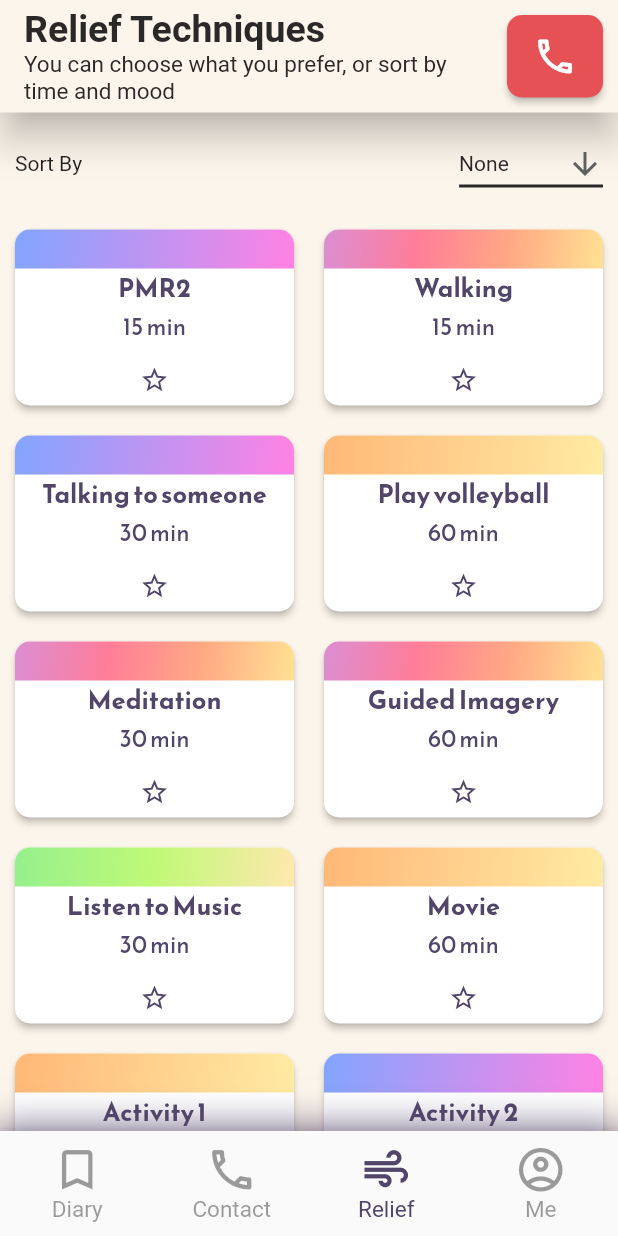
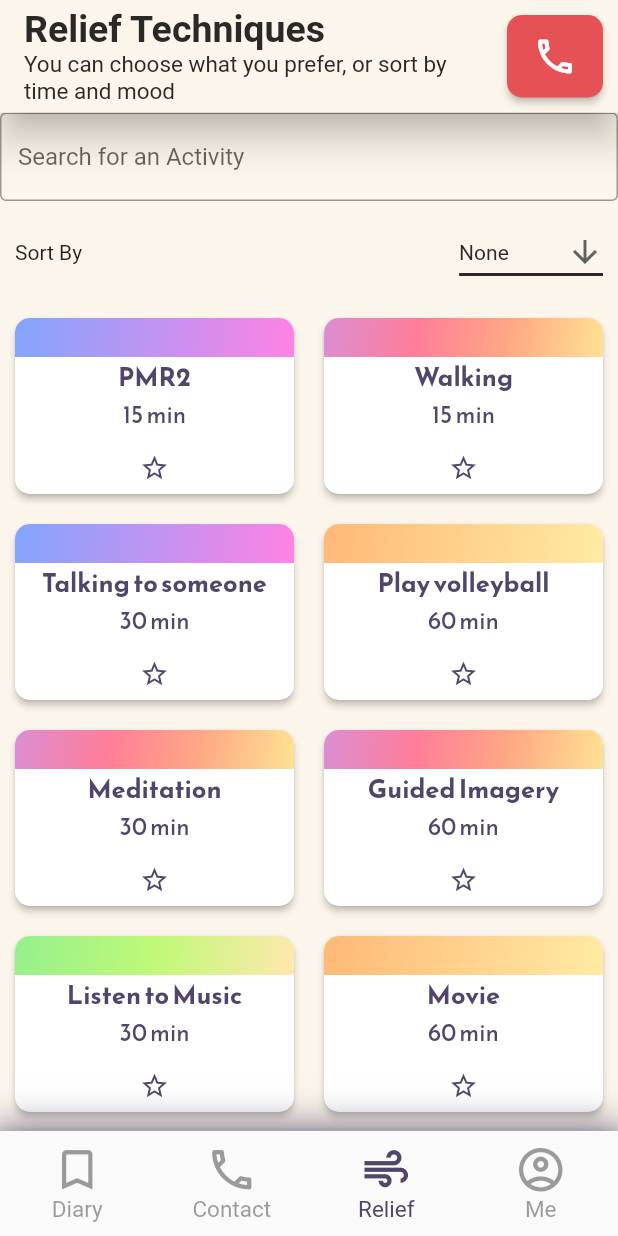
Before and after one commit to AlexShor0103/Team-2136-ReliefLink, a Flutter app: the screen it shows after launch, on a phone screen of 412 x 824 dp. Run offline on Flutter 3.47's test engine with Material 2 defaults, Android fonts, the phone set to English and light mode, and no system bars; our stand-ins replace chewie, shared_preferences, video_player; missing offline and left inert: dart:html.

Commit message:
Added search functionality

```diff
--- a/lib/components/ReliefActivitiesMenu/ActivitiesContainer.dart
+++ b/lib/components/ReliefActivitiesMenu/ActivitiesContainer.dart
@@ -20,7 +20,8 @@ class ReliefActivityBoxContainerState
   List<ReliefTechniqueData> activitiesList = activities;
   List<Widget> widgetList = [];
 
-  Widget buildBoxes(SortOptions sort) {
+  Widget buildBoxes(SearchAndSortOptions options) {
+    var sort = options.sortOption;
     switch (sort) {
       case SortOptions.NONE:
         break;
@@ -38,11 +39,17 @@ class ReliefActivityBoxContainerState
     }
     widgetList = [];
     for (int i = 0; i < activitiesList.length; i++) {
-      widgetList.add(
-        Padding(
-            padding: const EdgeInsets.all(10.0),
-            child: ActivityButton(activity: activitiesList[i])),
-      );
+      if (options.searchString == '' ||
+          activitiesList[i]
+              .activityName
+              .toLowerCase()
+              .contains(options.searchString.toLowerCase())) {
+        widgetList.add(
+          Padding(
+              padding: const EdgeInsets.all(10.0),
+              child: ActivityButton(activity: activitiesList[i])),
+        );
+      }
     }
 
     return GridView.count(
@@ -56,7 +63,7 @@ class ReliefActivityBoxContainerState
 
   @override
   Widget build(BuildContext context) {
-    return ValueListenableBuilder<SortOptions>(
+    return ValueListenableBuilder<SearchAndSortOptions>(
         valueListenable: AppConstants.sortingOptions.optionNotifier,
         builder: (context, value, _) {
           return SingleChildScrollView(
--- /dev/null
+++ b/lib/components/ReliefActivitiesMenu/SearchContainer.dart
@@ -0,0 +1,25 @@
+import 'package:flutter/material.dart';
+import 'package:relieflink/utils/constants.dart';
+
+class SearchContainer extends StatefulWidget {
+  const SearchContainer({Key? key}) : super(key: key);
+
+  @override
+  State<SearchContainer> createState() => _SearchContainerState();
+}
+
+class _SearchContainerState extends State<SearchContainer> {
+  @override
+  Widget build(BuildContext context) {
+    return TextField(
+      onChanged: (text) {
+        AppConstants.searchString = text;
+        AppConstants.setSearchActivitiesBy(text);
+      },
+      decoration: const InputDecoration(
+        border: OutlineInputBorder(),
+        hintText: 'Search for an Activity',
+      ),
+    );
+  }
+}
--- a/lib/components/ReliefActivitiesMenu/SortContainer.dart
+++ b/lib/components/ReliefActivitiesMenu/SortContainer.dart
@@ -48,7 +48,7 @@ class SortContainerState extends State<SortContainer> {
                   ),
                   DropdownMenuItem<SortOptions>(
                     value: SortOptions.FAVORITE,
-                    child: Text('favorite'),
+                    child: Text('Favorite'),
                   ),
                   DropdownMenuItem<SortOptions>(
                     value: SortOptions.MOOD,
--- a/lib/screens/ReliefHomeScreen.dart
+++ b/lib/screens/ReliefHomeScreen.dart
@@ -1,4 +1,5 @@
 import 'package:flutter/material.dart';
+import 'package:relieflink/components/ReliefActivitiesMenu/SearchContainer.dart';
 import 'package:relieflink/utils/constants.dart';
 
 import '../components/ReliefActivitiesMenu/ActivitiesContainer.dart';
@@ -11,8 +12,11 @@ class ReliefHomeScreen extends StatelessWidget {
   Widget build(BuildContext context) {
     return Container(
       color: AppColors.bg,
-      child: ListView(
-          children: <Widget>[SortContainer(), ReliefActivityBoxContainer()]),
+      child: ListView(children: <Widget>[
+        SearchContainer(),
+        SortContainer(),
+        ReliefActivityBoxContainer()
+      ]),
     );
   }
 }
--- a/lib/utils/constants.dart
+++ b/lib/utils/constants.dart
@@ -8,8 +8,16 @@ class AppConstants {
   // That will lead you to the desired page with the sorting.
   static final sortingOptions = ActivitiesSorting();
   static setSortActivitiesBy(SortOptions sortOption) {
-    sortingOptions.optionNotifier.value = sortOption;
+    sortingOptions.optionNotifier.value =
+        SearchAndSortOptions(searchString, sortOption);
   }
+
+  static setSearchActivitiesBy(String searchString) {
+    sortingOptions.optionNotifier.value = SearchAndSortOptions(
+        searchString, sortingOptions.optionNotifier.value.sortOption);
+  }
+
+  static var searchString = '';
 
   // COLOR SCHEMA
   static final colorsByMood = {
@@ -146,8 +154,16 @@ class AppGrads {
 
 // SORTING UTILS
 class ActivitiesSorting with ChangeNotifier {
-  ValueNotifier<SortOptions> optionNotifier =
-      ValueNotifier<SortOptions>(SortOptions.NONE);
+  ValueNotifier<SearchAndSortOptions> optionNotifier =
+      ValueNotifier<SearchAndSortOptions>(
+          SearchAndSortOptions('', SortOptions.NONE));
 }
 
 enum SortOptions { NONE, FAVORITE, MOOD, TIME }
+
+class SearchAndSortOptions {
+  String searchString;
+  SortOptions sortOption;
+
+  SearchAndSortOptions(this.searchString, this.sortOption);
+}
```
